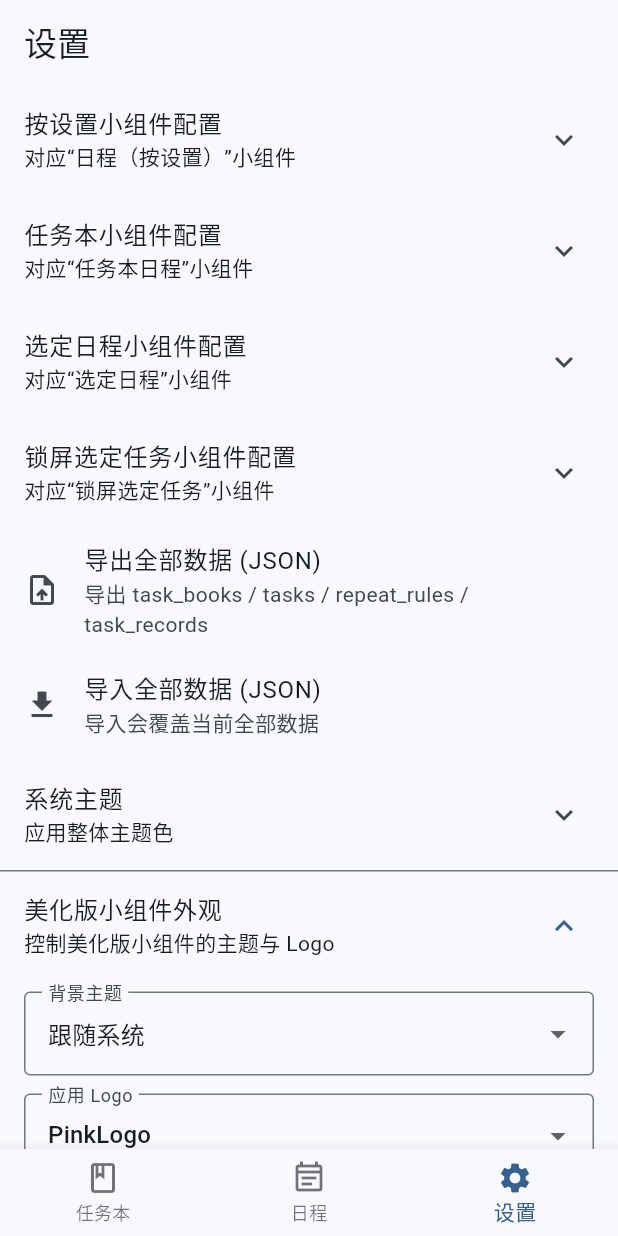
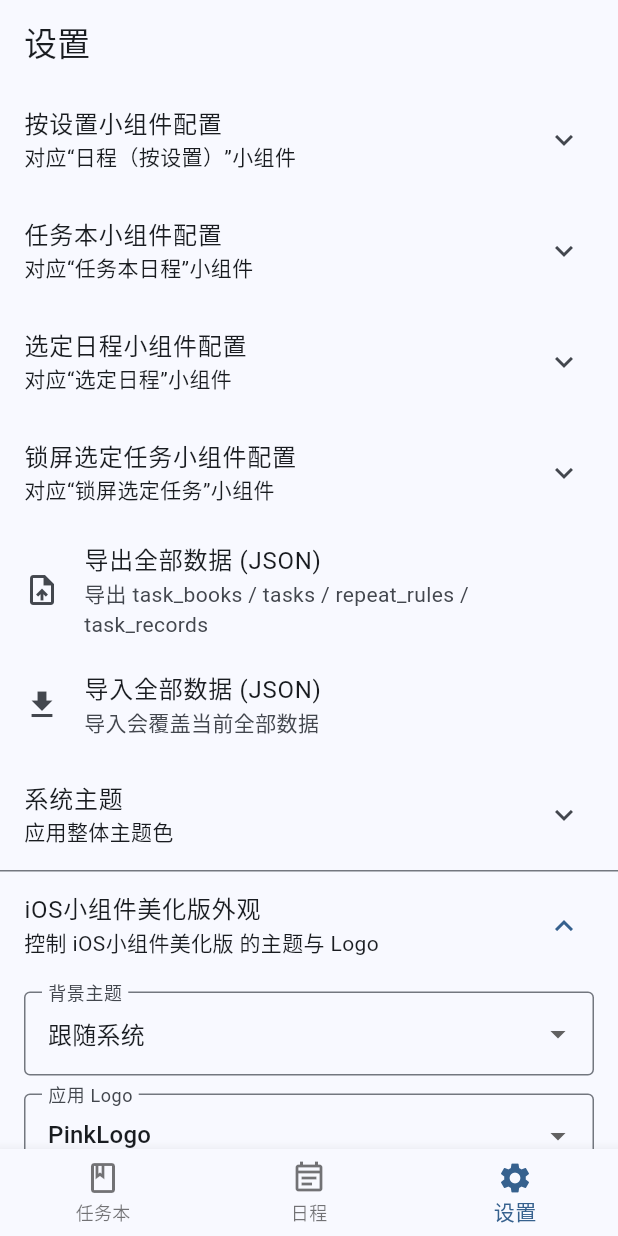
Before and after one commit to Allinist/Jios, a Flutter app: the screen it shows after launch, swiped to page 3, on a phone screen of 412 x 824 dp. Run offline on Flutter 3.47's test engine with Material 3 defaults, Android fonts, the phone set to English and light mode, and no system bars; our stand-ins replace shared_preferences, sqflite; accounts and stored records are empty.

```diff
--- a/lib/pages/settings/settingsPage.dart
+++ b/lib/pages/settings/settingsPage.dart
@@ -152,7 +152,7 @@ class _SettingsPageState extends State<SettingsPage> {
 
     if (!mounted) return;
     ScaffoldMessenger.of(context).showSnackBar(
-      const SnackBar(content: Text('美化版小组件外观已保存')),
+      const SnackBar(content: Text('iOS小组件美化版外观已保存')),
     );
   }
 
@@ -392,8 +392,8 @@ class _SettingsPageState extends State<SettingsPage> {
     return ExpansionTile(
       key: const PageStorageKey<String>('settings_tile_widget_appearance'),
       initiallyExpanded: true,
-      title: const Text('美化版小组件外观'),
-      subtitle: const Text('控制美化版小组件的主题与 Logo'),
+      title: const Text('iOS小组件美化版外观'),
+      subtitle: const Text('控制 iOS小组件美化版 的主题与 Logo'),
       childrenPadding: const EdgeInsets.symmetric(horizontal: 16, vertical: 8),
       children: [
         DropdownButtonFormField<String>(
@@ -484,7 +484,7 @@ class _SettingsPageState extends State<SettingsPage> {
         FilledButton.icon(
           onPressed: _saveWidgetAppearanceTheme,
           icon: const Icon(Icons.palette_outlined),
-          label: const Text('保存美化版小组件外观'),
+          label: const Text('保存 iOS小组件美化版外观'),
         ),
       ],
     );
```
Also changed, not shown: 2 other files.
